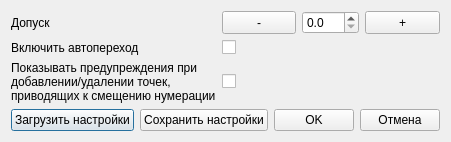
Old version of the form gui/settings.ui in the repository EPC-MSU/EPLab.
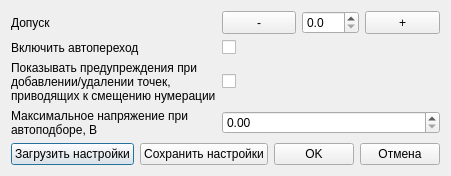
New version of the form.

Commit message: Added max voltage to settings window

```diff
--- a/gui/settings.ui
+++ b/gui/settings.ui
@@ -7,7 +7,7 @@
     <x>0</x>
     <y>0</y>
     <width>429</width>
-    <height>140</height>
+    <height>172</height>
    </rect>
   </property>
   <property name="sizePolicy">
@@ -141,6 +141,17 @@
        </property>
       </widget>
      </item>
+     <item row="3" column="0">
+      <widget class="QLabel" name="label_max_optimal_voltage">
+       <property name="text">
+        <string>Максимальное напряжение при
+автоподборе, В</string>
+       </property>
+      </widget>
+     </item>
+     <item row="3" column="1">
+      <widget class="QDoubleSpinBox" name="spin_box_max_optimal_voltage"/>
+     </item>
     </layout>
    </item>
    <item>
```
Left out of the diff: 12 changed lines with no effect on the pictures.
